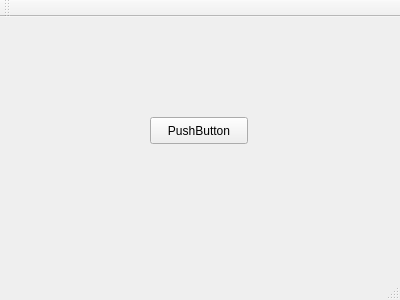
openvn/FastScoring, file mainwindow.ui: the form before one commit.
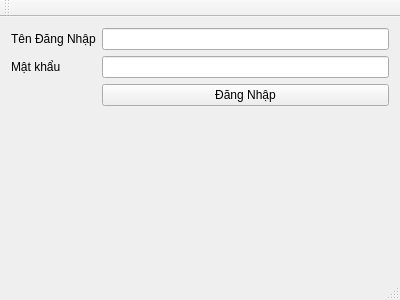
The form after the commit.

```diff
--- a/mainwindow.ui
+++ b/mainwindow.ui
@@ -14,19 +14,41 @@
    <string>MainWindow</string>
   </property>
   <widget class="QWidget" name="centralWidget">
-   <widget class="QPushButton" name="pushButton">
-    <property name="geometry">
-     <rect>
-      <x>150</x>
-      <y>100</y>
-      <width>98</width>
-      <height>27</height>
-     </rect>
-    </property>
-    <property name="text">
-     <string>PushButton</string>
-    </property>
-   </widget>
+   <layout class="QFormLayout" name="formLayout">
+    <item row="0" column="0">
+     <widget class="QLabel" name="label_username">
+      <property name="text">
+       <string>Tên Đăng Nhập</string>
+      </property>
+      <property name="buddy">
+       <cstring>username</cstring>
+      </property>
+     </widget>
+    </item>
+    <item row="0" column="1">
+     <widget class="QLineEdit" name="username"/>
+    </item>
+    <item row="1" column="0">
+     <widget class="QLabel" name="label_password">
+      <property name="text">
+       <string>Mật khẩu</string>
+      </property>
+      <property name="buddy">
+       <cstring>password</cstring>
+      </property>
+     </widget>
+    </item>
+    <item row="2" column="1">
+     <widget class="QPushButton" name="lgoin">
+      <property name="text">
+       <string>Đăng Nhập</string>
+      </property>
+     </widget>
+    </item>
+    <item row="1" column="1">
+     <widget class="QLineEdit" name="password"/>
+    </item>
+   </layout>
   </widget>
   <widget class="QMenuBar" name="menuBar">
    <property name="geometry">
```
Left out of the diff: 22 changed lines with no effect on the pictures.
